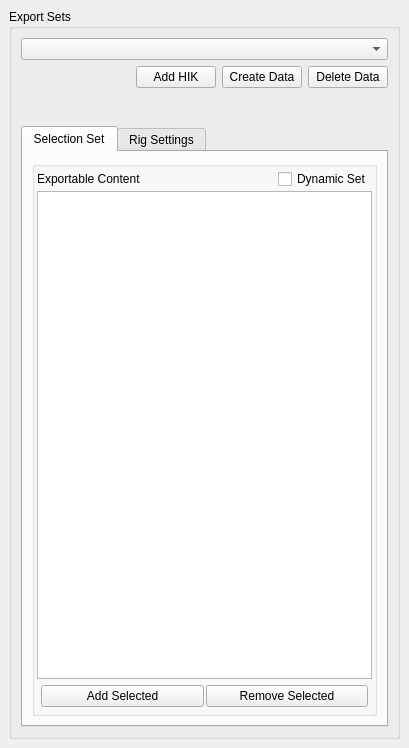
Before: the Qt Designer form src/cg3dcasc/Cascadeur.ui in Nathanieljla/cg3d-maya-casc, drawn with Qt 5.
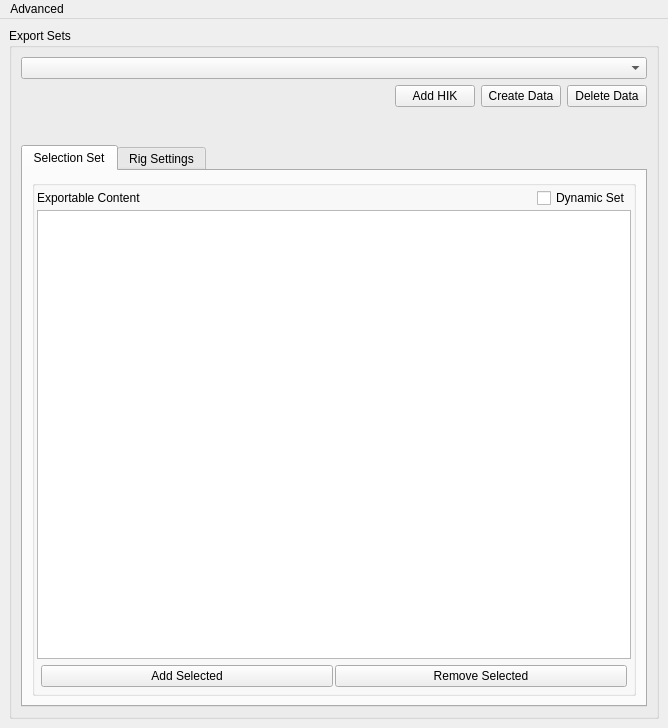
After: the same form once the commit is applied. Custom widgets are drawn as their Qt base class.

```diff
--- a/src/cg3dcasc/Cascadeur.ui
+++ b/src/cg3dcasc/Cascadeur.ui
@@ -6,8 +6,8 @@
    <rect>
     <x>0</x>
     <y>0</y>
-    <width>409</width>
-    <height>748</height>
+    <width>668</width>
+    <height>728</height>
    </rect>
   </property>
   <property name="windowTitle">
@@ -771,6 +771,28 @@
     </item>
    </layout>
   </widget>
+  <widget class="QMenuBar" name="menuBar">
+   <property name="geometry">
+    <rect>
+     <x>0</x>
+     <y>0</y>
+     <width>668</width>
+     <height>22</height>
+    </rect>
+   </property>
+   <widget class="QMenu" name="menuAdvanced">
+    <property name="title">
+     <string>Advanced</string>
+    </property>
+    <addaction name="actionDerig"/>
+   </widget>
+   <addaction name="menuAdvanced"/>
+  </widget>
+  <action name="actionDerig">
+   <property name="text">
+    <string>Make rigless clone</string>
+   </property>
+  </action>
  </widget>
  <customwidgets>
   <customwidget>
```
